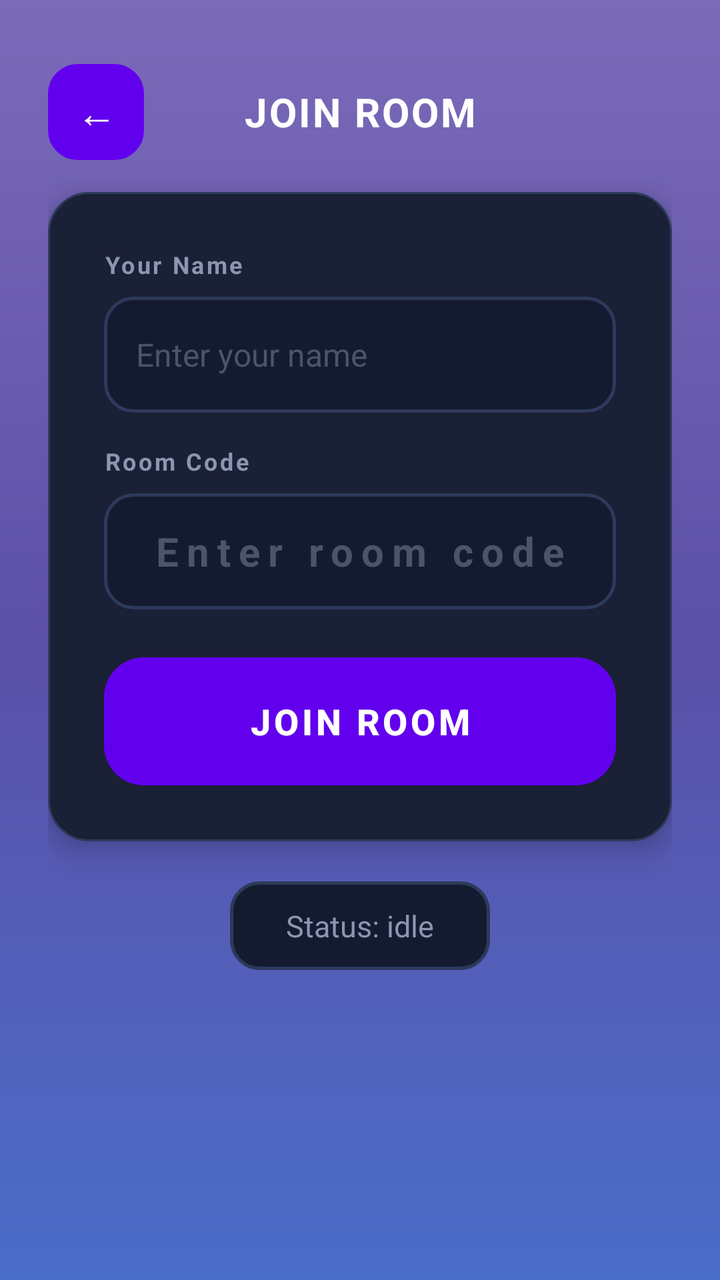
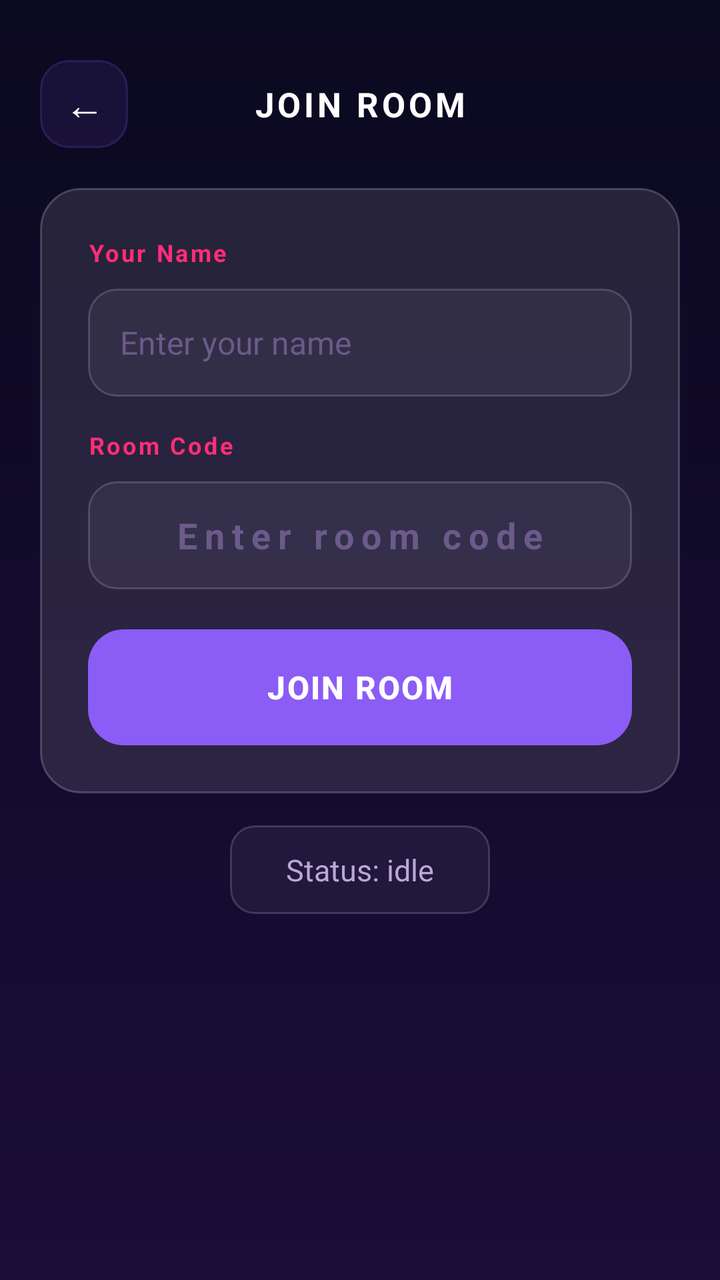

The first picture is an Android layout as it rendered before a commit; the second is the same layout after the commit. The layout source and the unified diff follow.
<!-- AndroidManifest.xml: application theme Theme.Tictactoe -->
<!-- res/layout/activity_join_room.xml -->
<?xml version="1.0" encoding="utf-8"?>
<ScrollView xmlns:android="http://schemas.android.com/apk/res/android"
    android:layout_width="match_parent"
    android:layout_height="match_parent"
    android:background="@drawable/gradient_bg"
    android:fillViewport="true">

    <LinearLayout
        android:layout_width="match_parent"
        android:layout_height="wrap_content"
        android:gravity="center_horizontal"
        android:orientation="vertical"
        android:padding="24dp">

        
        <LinearLayout
            android:layout_width="match_parent"
            android:layout_height="wrap_content"
            android:orientation="horizontal"
            android:gravity="center_vertical"
            android:layout_marginTop="8dp"
            android:layout_marginBottom="16dp">

            <Button
                android:id="@+id/btnBackJoin"
                android:layout_width="48dp"
                android:layout_height="48dp"
                android:background="@drawable/btn_back"
                android:stateListAnimator="@null"
                android:text="&#8592;"
                android:textColor="#FFFFFF"
                android:textSize="20sp"
                android:padding="0dp" />

            <TextView
                android:layout_width="0dp"
                android:layout_height="wrap_content"
                android:layout_weight="1"
                android:gravity="center"
                android:text="JOIN ROOM"
                android:textColor="#FFFFFF"
                android:textSize="20sp"
                android:textStyle="bold"
                android:letterSpacing="0.05" />

            <View android:layout_width="48dp" android:layout_height="48dp" />
        </LinearLayout>

        
        <LinearLayout
            android:layout_width="match_parent"
            android:layout_height="wrap_content"
            android:background="@drawable/game_card"
            android:elevation="8dp"
            android:orientation="vertical"
            android:padding="28dp">

            <TextView
                android:layout_width="wrap_content"
                android:layout_height="wrap_content"
                android:text="Your Name"
                android:textColor="#8B96B0"
                android:textSize="12sp"
                android:textStyle="bold"
                android:letterSpacing="0.1"
                android:layout_marginBottom="8dp" />

            <EditText
                android:id="@+id/etJoinUsername"
                android:layout_width="match_parent"
                android:layout_height="58dp"
                android:background="@drawable/game_input"
                android:hint="Enter your name"
                android:inputType="textPersonName"
                android:paddingHorizontal="16dp"
                android:textColor="#FFFFFF"
                android:textColorHint="#4A5568"
                android:textSize="16sp" />

            <TextView
                android:layout_width="wrap_content"
                android:layout_height="wrap_content"
                android:layout_marginTop="16dp"
                android:text="Room Code"
                android:textColor="#8B96B0"
                android:textSize="12sp"
                android:textStyle="bold"
                android:letterSpacing="0.1"
                android:layout_marginBottom="8dp" />

            <EditText
                android:id="@+id/etRoomCode"
                android:layout_width="match_parent"
                android:layout_height="58dp"
                android:background="@drawable/game_input"
                android:hint="Enter room code"
                android:inputType="textCapCharacters"
                android:paddingHorizontal="16dp"
                android:textColor="#A855F7"
                android:textColorHint="#4A5568"
                android:textSize="20sp"
                android:textStyle="bold"
                android:gravity="center"
                android:letterSpacing="0.2" />

            
            <CheckBox
                android:id="@+id/cbJoinEmulatorHost"
                android:layout_width="0dp"
                android:layout_height="0dp"
                android:visibility="gone"
                android:checked="false" />

            <FrameLayout
                android:layout_width="match_parent"
                android:layout_height="64dp"
                android:layout_marginTop="24dp">

                <Button
                    android:id="@+id/btnJoinRoomNow"
                    android:layout_width="match_parent"
                    android:layout_height="64dp"
                    android:background="@drawable/gold_button"
                    android:stateListAnimator="@null"
                    android:text="JOIN ROOM"
                    android:textAllCaps="true"
                    android:textColor="#FFFFFF"
                    android:textSize="18sp"
                    android:textStyle="bold" />

                <ProgressBar
                    android:id="@+id/progressJoin"
                    android:layout_width="32dp"
                    android:layout_height="32dp"
                    android:layout_gravity="center"
                    android:indeterminateTint="#FFFFFF"
                    android:visibility="gone" />
            </FrameLayout>
        </LinearLayout>

        
        <TextView
            android:id="@+id/tvJoinStatus"
            android:layout_width="wrap_content"
            android:layout_height="wrap_content"
            android:layout_marginTop="20dp"
            android:paddingHorizontal="28dp"
            android:paddingVertical="12dp"
            android:background="@drawable/game_input"
            android:text="Status: idle"
            android:textColor="#8B96B0"
            android:textSize="15sp"
            android:gravity="center" />

    </LinearLayout>

</ScrollView>
<!-- resources referenced by this layout -->
<resources>
  <!-- drawable btn_back (drawable) -->
  <?xml version="1.0" encoding="utf-8"?>
  <selector xmlns:android="http://schemas.android.com/apk/res/android">
  
      <item android:state_pressed="true">
          <shape android:shape="rectangle">
              <solid android:color="#243055" />
              <corners android:radius="14dp" />
              <stroke android:width="1.5dp" android:color="#8B5CF6" />
          </shape>
      </item>
  
      <item>
          <shape android:shape="rectangle">
              <solid android:color="#1A2035" />
              <corners android:radius="14dp" />
              <stroke android:width="1.5dp" android:color="#2D3A5C" />
          </shape>
      </item>
  
  </selector>
  <!-- drawable game_card (drawable) -->
  <?xml version="1.0" encoding="utf-8"?>
  <shape xmlns:android="http://schemas.android.com/apk/res/android"
      android:shape="rectangle">
      <solid android:color="#1A2035" />
      <corners android:radius="20dp" />
      <stroke android:width="1dp" android:color="#2D3A5C" />
  </shape>
  <!-- drawable game_input (drawable) -->
  <?xml version="1.0" encoding="utf-8"?>
  <shape xmlns:android="http://schemas.android.com/apk/res/android"
      android:shape="rectangle">
      <solid android:color="#141B30" />
      <corners android:radius="14dp" />
      <stroke android:width="1.5dp" android:color="#2D3A5C" />
  </shape>
  <!-- drawable gold_button (drawable) -->
  <?xml version="1.0" encoding="utf-8"?>
  <selector xmlns:android="http://schemas.android.com/apk/res/android">
  
      
      <item android:state_pressed="true">
          <layer-list>
              <item>
                  <shape android:shape="rectangle">
                      <solid android:color="#4C1D95" />
                      <corners android:radius="20dp" />
                  </shape>
              </item>
              <item>
                  <shape android:shape="rectangle">
                      <gradient
                          android:startColor="#7C3AED"
                          android:endColor="#6D28D9"
                          android:angle="270" />
                      <corners android:radius="20dp" />
                  </shape>
              </item>
          </layer-list>
      </item>
  
      
      <item>
          <layer-list>
              
              <item android:top="6dp">
                  <shape android:shape="rectangle">
                      <solid android:color="#3B0764" />
                      <corners android:radius="20dp" />
                  </shape>
              </item>
              
              <item android:bottom="6dp">
                  <shape android:shape="rectangle">
                      <gradient
                          android:startColor="#A855F7"
                          android:endColor="#8B5CF6"
                          android:angle="270" />
                      <corners android:radius="20dp" />
                  </shape>
              </item>
          </layer-list>
      </item>
  
  </selector>
  <!-- drawable gradient_bg (drawable) -->
  <?xml version="1.0" encoding="utf-8"?>
  <shape xmlns:android="http://schemas.android.com/apk/res/android"
      android:shape="rectangle">
      <gradient
          android:startColor="#7B6AB8"
          android:centerColor="#5C50A8"
          android:endColor="#4A6DC8"
          android:angle="270"
          android:type="linear" />
  </shape>
  <style name="Theme.Tictactoe" parent="Theme.MaterialComponents.DayNight.NoActionBar">
          
          <item name="colorPrimary">@color/purple_500</item>
          <item name="colorPrimaryVariant">@color/purple_700</item>
          <item name="colorOnPrimary">@color/white</item>
          
          <item name="colorSecondary">@color/teal_200</item>
          <item name="colorSecondaryVariant">@color/teal_700</item>
          <item name="colorOnSecondary">@color/black</item>
          
          <item name="android:statusBarColor">?attr/colorPrimaryVariant</item>
          
      </style>
  <color name="purple_500">#FF6200EE</color>
  <color name="purple_700">#FF3700B3</color>
  <color name="teal_200">#FF03DAC5</color>
  <color name="teal_700">#FF018786</color>
  <color name="black">#FF000000</color>
  <!-- unchanged entries left out for length: 1 -->
</resources>

<!-- the commit's change to res/layout/activity_join_room.xml (unified diff, before → after) -->
@@ -2,35 +2,37 @@
 <ScrollView xmlns:android="http://schemas.android.com/apk/res/android"
     android:layout_width="match_parent"
     android:layout_height="match_parent"
+    android:fitsSystemWindows="true"
     android:background="@drawable/gradient_bg"
-    android:fillViewport="true">
+    android:fillViewport="true"
+    android:scrollbars="none">
 
     <LinearLayout
         android:layout_width="match_parent"
         android:layout_height="wrap_content"
         android:gravity="center_horizontal"
         android:orientation="vertical"
-        android:padding="24dp">
+        android:padding="20dp">
 
         
         <LinearLayout
             android:layout_width="match_parent"
             android:layout_height="wrap_content"
-            android:orientation="horizontal"
+            android:layout_marginTop="10dp"
+            android:layout_marginBottom="20dp"
             android:gravity="center_vertical"
-            android:layout_marginTop="8dp"
-            android:layout_marginBottom="16dp">
+            android:orientation="horizontal">
 
             <Button
                 android:id="@+id/btnBackJoin"
-                android:layout_width="48dp"
-                android:layout_height="48dp"
+                android:layout_width="44dp"
+                android:layout_height="44dp"
                 android:background="@drawable/btn_back"
+                android:padding="0dp"
                 android:stateListAnimator="@null"
                 android:text="&#8592;"
                 android:textColor="#FFFFFF"
-                android:textSize="20sp"
-                android:padding="0dp" />
+                android:textSize="20sp" />
 
             <TextView
                 android:layout_width="0dp"
@@ -39,94 +41,93 @@
                 android:gravity="center"
                 android:text="JOIN ROOM"
                 android:textColor="#FFFFFF"
-                android:textSize="20sp"
+                android:textSize="17sp"
                 android:textStyle="bold"
-                android:letterSpacing="0.05" />
+                android:letterSpacing="0.1" />
 
-            <View android:layout_width="48dp" android:layout_height="48dp" />
+            <View android:layout_width="44dp" android:layout_height="44dp" />
         </LinearLayout>
 
         
         <LinearLayout
             android:layout_width="match_parent"
             android:layout_height="wrap_content"
-            android:background="@drawable/game_card"
-            android:elevation="8dp"
+            android:background="@drawable/bg_glass_card"
             android:orientation="vertical"
-            android:padding="28dp">
+            android:padding="24dp">
 
             <TextView
                 android:layout_width="wrap_content"
                 android:layout_height="wrap_content"
+                android:layout_marginBottom="10dp"
                 android:text="Your Name"
-                android:textColor="#8B96B0"
+                android:textColor="@color/neon_pink"
                 android:textSize="12sp"
                 android:textStyle="bold"
-                android:letterSpacing="0.1"
-                android:layout_marginBottom="8dp" />
+                android:letterSpacing="0.1" />
 
             <EditText
                 android:id="@+id/etJoinUsername"
                 android:layout_width="match_parent"
-                android:layout_height="58dp"
+                android:layout_height="54dp"
                 android:background="@drawable/game_input"
                 android:hint="Enter your name"
                 android:inputType="textPersonName"
                 android:paddingHorizontal="16dp"
                 android:textColor="#FFFFFF"
-                android:textColorHint="#4A5568"
+                android:textColorHint="@color/text_tertiary"
                 android:textSize="16sp" />
 
             <TextView
                 android:layout_width="wrap_content"
                 android:layout_height="wrap_content"
                 android:layout_marginTop="16dp"
+                android:layout_marginBottom="10dp"
                 android:text="Room Code"
-                android:textColor="#8B96B0"
+                android:textColor="@color/neon_pink"
                 android:textSize="12sp"
                 android:textStyle="bold"
-                android:letterSpacing="0.1"
-                android:layout_marginBottom="8dp" />
+                android:letterSpacing="0.1" />
 
             <EditText
                 android:id="@+id/etRoomCode"
                 android:layout_width="match_parent"
-                android:layout_height="58dp"
+                android:layout_height="54dp"
                 android:background="@drawable/game_input"
+                android:gravity="center"
                 android:hint="Enter room code"
                 android:inputType="textCapCharacters"
+                android:letterSpacing="0.2"
                 android:paddingHorizontal="16dp"
-                android:textColor="#A855F7"
-                android:textColorHint="#4A5568"
-                android:textSize="20sp"
-                android:textStyle="bold"
-                android:gravity="center"
-                android:letterSpacing="0.2" />
+                android:textColor="@color/neon_cyan"
+                android:textColorHint="@color/text_tertiary"
+                android:textSize="18sp"
+                android:textStyle="bold" />
 
-            
             <CheckBox
                 android:id="@+id/cbJoinEmulatorHost"
                 android:layout_width="0dp"
                 android:layout_height="0dp"
-                android:visibility="gone"
-                android:checked="false" />
+                android:checked="false"
+                android:visibility="gone" />
 
             <FrameLayout
                 android:layout_width="match_parent"
-                android:layout_height="64dp"
-                android:layout_marginTop="24dp">
+                android:layout_height="58dp"
+                android:layout_marginTop="20dp">
 
                 <Button
                     android:id="@+id/btnJoinRoomNow"
                     android:layout_width="match_parent"
-                    android:layout_height="64dp"
-                    android:background="@drawable/gold_button"
+                    android:layout_height="58dp"
+                    android:background="@drawable/btn_teal"
                     android:stateListAnimator="@null"
                     android:text="JOIN ROOM"
                     android:textAllCaps="true"
                     android:textColor="#FFFFFF"
-                    android:textSize="18sp"
-                    android:textStyle="bold" />
+                    android:textSize="16sp"
+                    android:textStyle="bold"
+                    android:letterSpacing="0.05" />
 
                 <ProgressBar
                     android:id="@+id/progressJoin"
@@ -143,14 +144,14 @@
             android:id="@+id/tvJoinStatus"
             android:layout_width="wrap_content"
             android:layout_height="wrap_content"
-            android:layout_marginTop="20dp"
+            android:layout_marginTop="16dp"
+            android:background="@drawable/bg_room_input"
+            android:gravity="center"
             android:paddingHorizontal="28dp"
             android:paddingVertical="12dp"
-            android:background="@drawable/game_input"
             android:text="Status: idle"
-            android:textColor="#8B96B0"
-            android:textSize="15sp"
-            android:gravity="center" />
+            android:textColor="@color/text_secondary"
+            android:textSize="15sp" />
 
     </LinearLayout>
 
<!-- resource entries referenced after the edit -->
@@ -1,120 +1,123 @@
 <!-- resources referenced by this layout -->
 <resources>
+  <color name="neon_cyan">#FF06B6D4</color>
+  <color name="neon_pink">#FFFF2D78</color>
+  <color name="text_secondary">#FFB8A8D8</color>
+  <color name="text_tertiary">#FF6B5A8A</color>
+  <!-- drawable bg_glass_card (drawable) -->
+  <?xml version="1.0" encoding="utf-8"?>
+  <shape xmlns:android="http://schemas.android.com/apk/res/android"
+      android:shape="rectangle">
+      <solid android:color="#1AFFFFFF" />
+      <corners android:radius="20dp" />
+      <stroke android:width="1dp" android:color="#33FFFFFF" />
+  </shape>
+  <!-- drawable bg_room_input (drawable) -->
+  <?xml version="1.0" encoding="utf-8"?>
+  <shape xmlns:android="http://schemas.android.com/apk/res/android"
+      android:shape="rectangle">
+      <solid android:color="#0DFFFFFF" />
+      <corners android:radius="12dp" />
+      <stroke android:width="1dp" android:color="#2AFFFFFF" />
+  </shape>
   <!-- drawable btn_back (drawable) -->
   <?xml version="1.0" encoding="utf-8"?>
   <selector xmlns:android="http://schemas.android.com/apk/res/android">
   
       <item android:state_pressed="true">
           <shape android:shape="rectangle">
-              <solid android:color="#243055" />
+              <solid android:color="#33FFFFFF" />
               <corners android:radius="14dp" />
-              <stroke android:width="1.5dp" android:color="#8B5CF6" />
+              <stroke android:width="1dp" android:color="#55FFFFFF" />
           </shape>
       </item>
   
       <item>
           <shape android:shape="rectangle">
-              <solid android:color="#1A2035" />
+              <solid android:color="#1AFFFFFF" />
               <corners android:radius="14dp" />
-              <stroke android:width="1.5dp" android:color="#2D3A5C" />
+              <stroke android:width="1dp" android:color="#33FFFFFF" />
           </shape>
       </item>
   
   </selector>
-  <!-- drawable game_card (drawable) -->
+  <!-- drawable btn_teal (drawable) -->
   <?xml version="1.0" encoding="utf-8"?>
-  <shape xmlns:android="http://schemas.android.com/apk/res/android"
-      android:shape="rectangle">
-      <solid android:color="#1A2035" />
-      <corners android:radius="20dp" />
-      <stroke android:width="1dp" android:color="#2D3A5C" />
-  </shape>
+  <selector xmlns:android="http://schemas.android.com/apk/res/android">
+  
+      <item android:state_pressed="true">
+          <shape android:shape="rectangle">
+              <gradient
+                  android:startColor="#A0005A"
+                  android:endColor="#CC2020"
+                  android:angle="0" />
+              <corners android:radius="18dp" />
+          </shape>
+      </item>
+  
+      <item>
+          <shape android:shape="rectangle">
+              <gradient
+                  android:startColor="#E91E8C"
+                  android:endColor="#FF4757"
+                  android:angle="0" />
+              <corners android:radius="18dp" />
+          </shape>
+      </item>
+  
+  </selector>
   <!-- drawable game_input (drawable) -->
   <?xml version="1.0" encoding="utf-8"?>
   <shape xmlns:android="http://schemas.android.com/apk/res/android"
       android:shape="rectangle">
-      <solid android:color="#141B30" />
+      <solid android:color="#0DFFFFFF" />
       <corners android:radius="14dp" />
-      <stroke android:width="1.5dp" android:color="#2D3A5C" />
+      <stroke android:width="1dp" android:color="#2AFFFFFF" />
   </shape>
-  <!-- drawable gold_button (drawable) -->
-  <?xml version="1.0" encoding="utf-8"?>
-  <selector xmlns:android="http://schemas.android.com/apk/res/android">
-  
-      
-      <item android:state_pressed="true">
-          <layer-list>
-              <item>
-                  <shape android:shape="rectangle">
-                      <solid android:color="#4C1D95" />
-                      <corners android:radius="20dp" />
-                  </shape>
-              </item>
-              <item>
-                  <shape android:shape="rectangle">
-                      <gradient
-                          android:startColor="#7C3AED"
-                          android:endColor="#6D28D9"
-                          android:angle="270" />
-                      <corners android:radius="20dp" />
-                  </shape>
-              </item>
-          </layer-list>
-      </item>
-  
-      
-      <item>
-          <layer-list>
-              
-              <item android:top="6dp">
-                  <shape android:shape="rectangle">
-                      <solid android:color="#3B0764" />
-                      <corners android:radius="20dp" />
-                  </shape>
-              </item>
-              
-              <item android:bottom="6dp">
-                  <shape android:shape="rectangle">
-                      <gradient
-                          android:startColor="#A855F7"
-                          android:endColor="#8B5CF6"
-                          android:angle="270" />
-                      <corners android:radius="20dp" />
-                  </shape>
-              </item>
-          </layer-list>
-      </item>
-  
-  </selector>
   <!-- drawable gradient_bg (drawable) -->
   <?xml version="1.0" encoding="utf-8"?>
   <shape xmlns:android="http://schemas.android.com/apk/res/android"
       android:shape="rectangle">
       <gradient
-          android:startColor="#7B6AB8"
-          android:centerColor="#5C50A8"
-          android:endColor="#4A6DC8"
+          android:startColor="@color/gradient_start"
+          android:endColor="@color/gradient_end"
           android:angle="270"
           android:type="linear" />
   </shape>
   <style name="Theme.Tictactoe" parent="Theme.MaterialComponents.DayNight.NoActionBar">
-          
-          <item name="colorPrimary">@color/purple_500</item>
-          <item name="colorPrimaryVariant">@color/purple_700</item>
+          <item name="colorPrimary">@color/neon_purple</item>
+          <item name="colorPrimaryVariant">@color/btn_purple_start</item>
           <item name="colorOnPrimary">@color/white</item>
-          
-          <item name="colorSecondary">@color/teal_200</item>
-          <item name="colorSecondaryVariant">@color/teal_700</item>
-          <item name="colorOnSecondary">@color/black</item>
-          
-          <item name="android:statusBarColor">?attr/colorPrimaryVariant</item>
-          
+          <item name="colorSecondary">@color/neon_cyan</item>
+          <item name="colorSecondaryVariant">@color/btn_blue_start</item>
+          <item name="colorOnSecondary">@color/white</item>
+          <item name="android:statusBarColor">@android:color/transparent</item>
+          <item name="android:windowLightStatusBar" tools:targetApi="23">false</item>
+          <item name="colorSurface">@color/game_bg_bottom</item>
+          <item name="colorOnSurface">@color/white</item>
+          <item name="switchStyle">@style/NeonSwitchStyle</item>
+          <item name="android:windowAnimationStyle">@style/GameWindowAnimation</item>
       </style>
-  <color name="purple_500">#FF6200EE</color>
-  <color name="purple_700">#FF3700B3</color>
-  <color name="teal_200">#FF03DAC5</color>
-  <color name="teal_700">#FF018786</color>
-  <color name="black">#FF000000</color>
+  <color name="gradient_start">#FF0B0920</color>
+  <color name="gradient_end">#FF1A0D38</color>
+  <color name="neon_purple">#FF8B5CF6</color>
+  <color name="btn_purple_start">#FF7B4FD0</color>
+  <color name="btn_blue_start">#FF1E88E5</color>
+  <color name="game_bg_bottom">#FF1A0D38</color>
+  <style name="NeonSwitchStyle" parent="Widget.MaterialComponents.CompoundButton.Switch">
+          <item name="thumbTint">@color/switch_thumb_color</item>
+          <item name="trackTint">@color/switch_track_color</item>
+      </style>
+  <style name="GameWindowAnimation" parent="@android:style/Animation.Activity">
+          <item name="android:activityOpenEnterAnimation">@anim/page_in_right</item>
+          <item name="android:activityOpenExitAnimation">@anim/page_out_left</item>
+          <item name="android:activityCloseEnterAnimation">@anim/page_in_left</item>
+          <item name="android:activityCloseExitAnimation">@anim/page_out_right</item>
+          <item name="android:taskOpenEnterAnimation">@anim/page_in_right</item>
+          <item name="android:taskOpenExitAnimation">@anim/page_out_left</item>
+          <item name="android:taskCloseEnterAnimation">@anim/page_in_left</item>
+          <item name="android:taskCloseExitAnimation">@anim/page_out_right</item>
+      </style>
   <!-- unchanged entries left out for length: 1 -->
 </resources>
 
